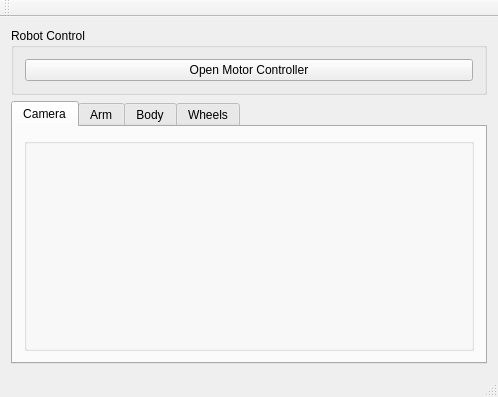
The window that RoboShell.ui (artm/biofame-robot) describes before a commit, drawn with Qt 5.
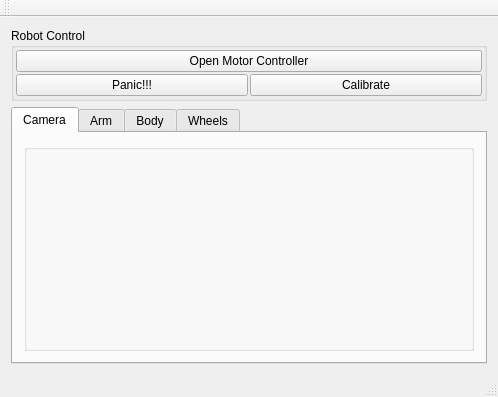
The same window after the commit. Custom widgets are drawn as their Qt base class.

Commit message: panic button

Patch:
```diff
--- a/RoboShell.ui
+++ b/RoboShell.ui
@@ -21,7 +21,13 @@
        <string>Robot Control</string>
       </property>
       <layout class="QGridLayout" name="gridLayout">
-       <item row="0" column="0">
+       <property name="margin">
+        <number>2</number>
+       </property>
+       <property name="spacing">
+        <number>2</number>
+       </property>
+       <item row="0" column="0" colspan="2">
         <widget class="QPushButton" name="openControllerButton">
          <property name="text">
           <string>Open Motor Controller</string>
@@ -31,6 +37,20 @@
          </property>
         </widget>
        </item>
+       <item row="1" column="0">
+        <widget class="QPushButton" name="panic">
+         <property name="text">
+          <string>Panic!!!</string>
+         </property>
+        </widget>
+       </item>
+       <item row="1" column="1">
+        <widget class="QPushButton" name="calibrate">
+         <property name="text">
+          <string>Calibrate</string>
+         </property>
+        </widget>
+       </item>
       </layout>
      </widget>
     </item>
```
The commit also changes 3 other files.
